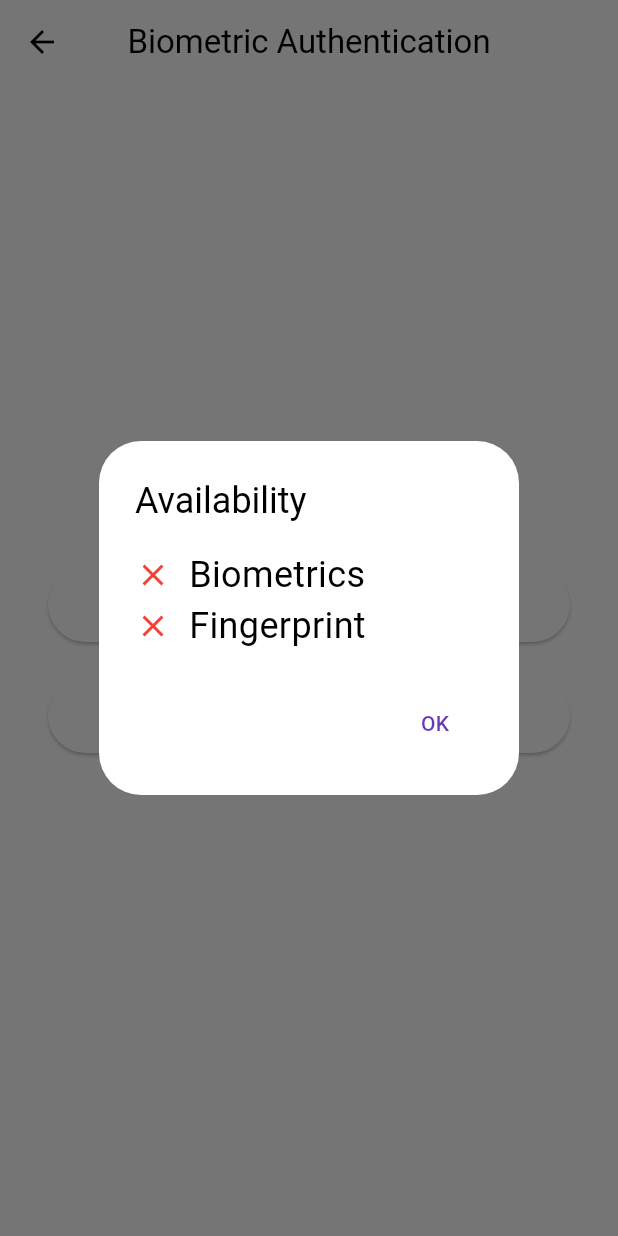
After one commit to Dhruv180/Employee_Diary, a Flutter app: the FingerprintPage screen opened directly, after a tap on "Check Availability", on a phone screen of 412 x 824 dp. The commit adds this screen. Run offline on Flutter 3.47's test engine with Material 3 defaults, Android fonts, the phone set to English and light mode, and no system bars; our stand-ins replace cloud_firestore, firebase_auth, firebase_core, fluttertoast, local_auth, random_string; accounts and stored records are empty.

Commit message:
Added Biometric Authentication Feature During Login

```diff
--- /dev/null
+++ b/Employee-Diary/lib/Api/local_auth_api.dart
@@ -0,0 +1,42 @@
+import 'package:flutter/services.dart';
+import 'package:local_auth/local_auth.dart';
+
+class LocalAuthApi {
+  static final _auth = LocalAuthentication();
+
+  // Check if biometrics are available on the device
+  static Future<bool> hasBiometrics() async {
+    try {
+      return await _auth.canCheckBiometrics;
+    } on PlatformException {
+      return false;
+    }
+  }
+
+  // Get available biometric types
+  static Future<List<BiometricType>> getBiometrics() async {
+    try {
+      return await _auth.getAvailableBiometrics();
+    } on PlatformException {
+      return <BiometricType>[];
+    }
+  }
+
+  // Authenticate using biometrics
+  static Future<bool> authenticate() async {
+    final isAvailable = await hasBiometrics();
+    if (!isAvailable) return false;
+
+    try {
+      return await _auth.authenticate(
+        localizedReason: 'Scan your fingerprint to authenticate',
+        options: const AuthenticationOptions(
+          useErrorDialogs: true,
+          stickyAuth: true,
+        ),
+      );
+    } on PlatformException {
+      return false;
+    }
+  }
+}
--- /dev/null
+++ b/Employee-Diary/lib/Pages/fingerprint_page.dart
@@ -0,0 +1,119 @@
+import 'package:crud_project/Api/local_auth_api.dart';
+import 'package:crud_project/Pages/home.dart';
+import 'package:flutter/material.dart';
+import 'package:local_auth/local_auth.dart';
+
+class FingerprintPage extends StatelessWidget {
+  @override
+  Widget build(BuildContext context) => Scaffold(
+        appBar: AppBar(
+          title: Text('Biometric Authentication'),
+          centerTitle: true,
+        ),
+        body: Padding(
+          padding: const EdgeInsets.all(32),
+          child: Center(
+            child: Column(
+              mainAxisAlignment: MainAxisAlignment.center,
+              children: [
+                buildAvailabilityButton(context),
+                const SizedBox(height: 24),
+                buildAuthenticateButton(context),
+              ],
+            ),
+          ),
+        ),
+      );
+
+  // Button to check biometric availability
+  Widget buildAvailabilityButton(BuildContext context) => buildButton(
+        text: 'Check Availability',
+        icon: Icons.event_available,
+        onClicked: () async {
+          final isAvailable = await LocalAuthApi.hasBiometrics();
+          final biometrics = await LocalAuthApi.getBiometrics();
+          final hasFingerprint = biometrics.contains(BiometricType.fingerprint);
+
+          showDialog(
+            context: context,
+            builder: (context) => AlertDialog(
+              title: const Text('Availability'),
+              content: Column(
+                crossAxisAlignment: CrossAxisAlignment.start,
+                mainAxisSize: MainAxisSize.min,
+                children: [
+                  buildAvailabilityText('Biometrics', isAvailable),
+                  buildAvailabilityText('Fingerprint', hasFingerprint),
+                ],
+              ),
+              actions: [
+                TextButton(
+                  onPressed: () => Navigator.of(context).pop(),
+                  child: const Text('OK'),
+                ),
+              ],
+            ),
+          );
+        },
+      );
+
+  // Helper to build availability text
+  Widget buildAvailabilityText(String text, bool checked) => Row(
+        children: [
+          Icon(
+            checked ? Icons.check : Icons.close,
+            color: checked ? Colors.green : Colors.red,
+            size: 24,
+          ),
+          const SizedBox(width: 12),
+          Text(text, style: const TextStyle(fontSize: 24)),
+        ],
+      );
+
+  // Button to authenticate using biometrics
+  Widget buildAuthenticateButton(BuildContext context) => buildButton(
+        text: 'Authenticate',
+        icon: Icons.lock_open,
+        onClicked: () async {
+          final isAuthenticated = await LocalAuthApi.authenticate();
+
+          if (isAuthenticated) {
+            Navigator.of(context).pushReplacement(
+              MaterialPageRoute(builder: (context) => Home(userId: '')),
+            );
+          } else {
+            showDialog(
+              context: context,
+              builder: (context) => AlertDialog(
+                title: const Text('Authentication Failed'),
+                content: const Text('Please try again.'),
+                actions: [
+                  TextButton(
+                    onPressed: () => Navigator.of(context).pop(),
+                    child: const Text('OK'),
+                  ),
+                ],
+              ),
+            );
+          }
+        },
+      );
+
+  // Common button builder
+  Widget buildButton({
+    required String text,
+    required IconData icon,
+    required VoidCallback onClicked,
+  }) =>
+      ElevatedButton.icon(
+        style: ElevatedButton.styleFrom(
+          minimumSize: const Size.fromHeight(50),
+        ),
+        icon: Icon(icon, size: 26),
+        label: Text(
+          text,
+          style: const TextStyle(fontSize: 20),
+        ),
+        onPressed: onClicked,
+      );
+}
--- a/Employee-Diary/pubspec.yaml
+++ b/Employee-Diary/pubspec.yaml
@@ -43,6 +43,7 @@ dependencies:
   flutter_native_splash: ^2.4.0
   google_sign_in: ^6.2.1
   firebase_auth: ^5.1.1
+  local_auth: ^2.3.0
 
 
 dev_dependencies:
```
Also changed, not shown: Employee-Diary/lib/Pages/login.dart (+8 -10 lines), Employee-Diary/pubspec.lock, 2 other files.
